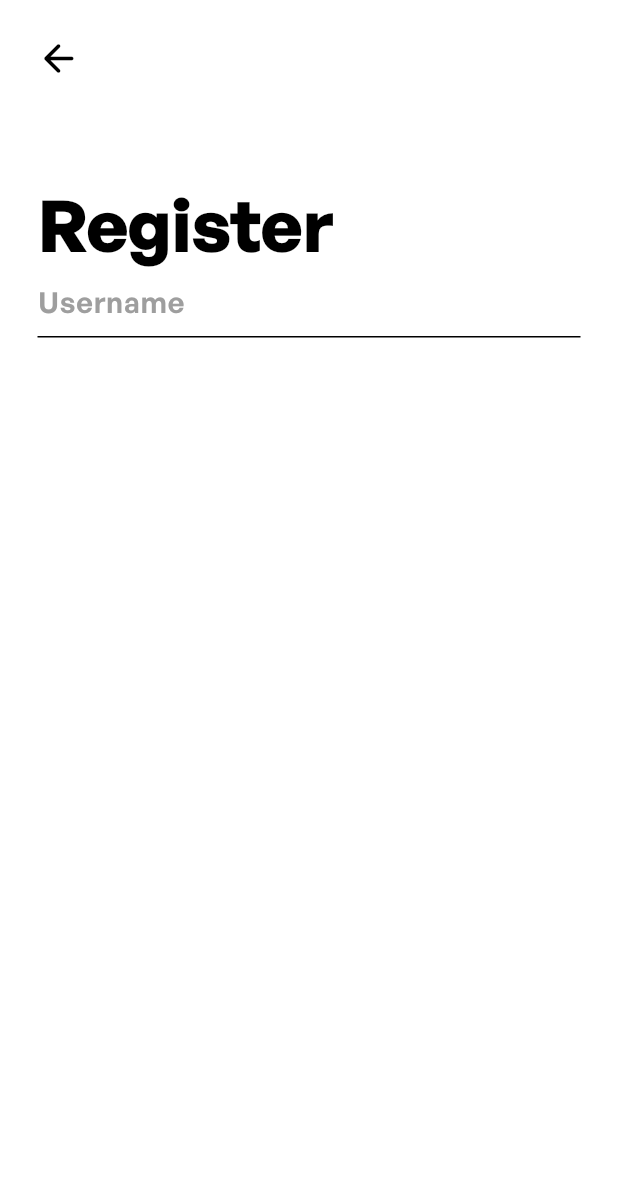
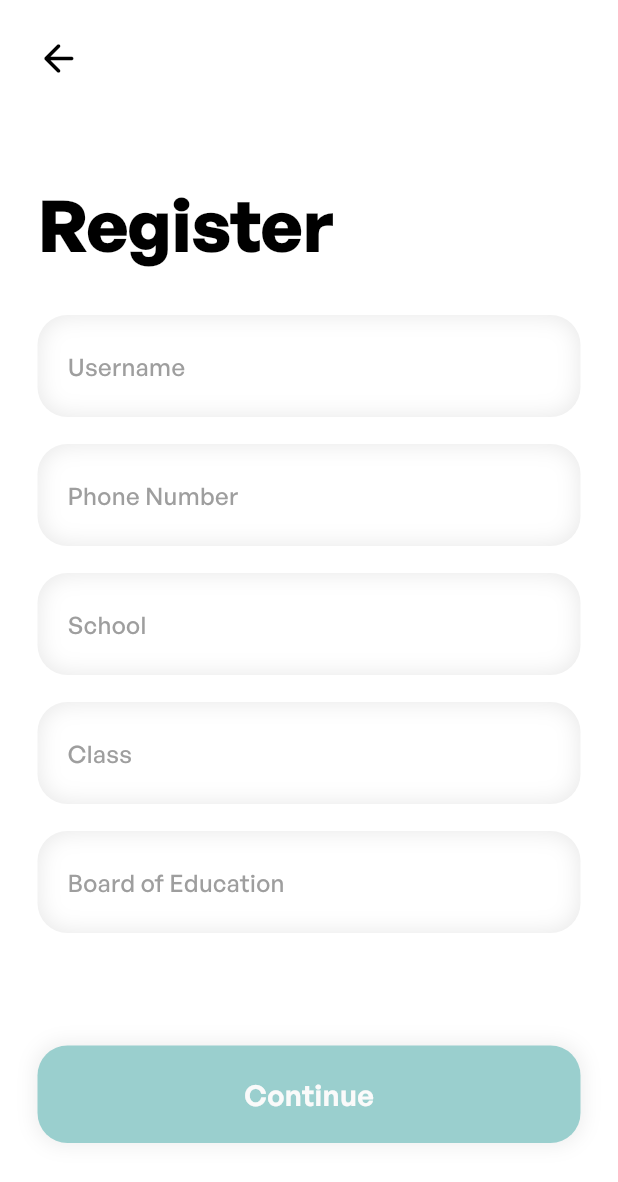
Before and after one commit to Kami-wasTaken/Blitz_Dev, a Flutter app: the RegisterationPage screen opened directly, on a phone screen of 412 x 824 dp. Shown: the top 1182 px of the screen. Run offline on Flutter 3.47's test engine with Material 3 defaults, Android fonts, the phone set to English and light mode, and no system bars; our stand-ins replace flutter_svg.

Commit message:
Login and Registeration UI done

```diff
--- /dev/null
+++ b/Frontend/blitz/lib/pages/login_reg/input_field.dart
@@ -0,0 +1,50 @@
+// ignore_for_file: prefer_const_constructors, prefer_const_literals_to_create_immutables
+
+import 'package:flutter/material.dart';
+
+class InputField extends StatelessWidget {
+  const InputField({super.key, required this.hintText});
+
+  final String hintText;
+
+  @override
+  Widget build(BuildContext context) {
+    return Padding(
+      padding: const EdgeInsets.only(top: 18.0),
+      child: Container(
+        decoration: BoxDecoration(
+          borderRadius: BorderRadius.circular(20),
+          boxShadow: [
+            const BoxShadow(
+              color: Color.fromRGBO(166, 166, 166, 0.25),
+            ),
+            const BoxShadow(
+              color: Colors.white,
+              spreadRadius: -1.0,
+              blurRadius: 12.0,
+            ),
+          ],
+        ),
+        child: Padding(
+          padding: const EdgeInsets.symmetric(horizontal: 20, vertical: 10),
+          child: TextFormField(
+            style: Theme.of(context).textTheme.bodyMedium,
+            decoration: InputDecoration(
+              hintText: hintText,
+              hintStyle: TextStyle(
+                  color: Colors.grey,
+                  fontFamily:
+                      Theme.of(context).textTheme.bodyMedium?.fontFamily,
+                  fontSize: Theme.of(context).textTheme.bodyMedium?.fontSize),
+              border: InputBorder.none,
+            ),
+            cursorColor: Colors.black87,
+            cursorHeight: 20,
+            cursorWidth: 2,
+            cursorRadius: Radius.circular(20),
+          ),
+        ),
+      ),
+    );
+  }
+}
--- a/Frontend/blitz/lib/pages/login_reg/registeration_page.dart
+++ b/Frontend/blitz/lib/pages/login_reg/registeration_page.dart
@@ -1,5 +1,6 @@
 // ignore_for_file: prefer_const_constructors, prefer_const_literals_to_create_immutables
 
+import 'package:blitz/pages/login_reg/input_field.dart';
 import 'package:flutter/material.dart';
 
 class RegisterationPage extends StatefulWidget {
@@ -40,21 +41,58 @@ class _RegisterationPageState extends State<RegisterationPage> {
 
                   //form
 
-                  Form(
-                      child: Column(
-                    children: [
-                      TextFormField(
-                        style: TextStyle(color: Colors.grey),
-                        decoration: InputDecoration(
-                            hintText: "Username",
-                            hintStyle: TextStyle(color: Colors.grey)),
-                        cursorColor: Colors.black87,
-                        cursorHeight: 30,
-                        cursorWidth: 2,
-                        cursorRadius: Radius.circular(20),
-                      ),
-                    ],
-                  ))
+                  Padding(
+                    padding: const EdgeInsets.symmetric(vertical: 15.0),
+                    child: Form(
+                        child: Column(
+                      children: [
+                        InputField(hintText: 'Username'),
+                        InputField(hintText: 'Phone Number'),
+                        InputField(hintText: 'School'),
+                        InputField(hintText: 'Class'),
+                        InputField(hintText: 'Board of Education'),
+                        Padding(
+                          padding: const EdgeInsets.only(top: 75.0),
+                          child: GestureDetector(
+                            onTap: () {},
+                            child: Container(
+                              width: MediaQuery.of(context).size.width,
+                              height: 65,
+                              decoration: BoxDecoration(
+                                  color: Theme.of(context).primaryColor,
+                                  borderRadius: BorderRadius.circular(20),
+                                  boxShadow: [
+                                    BoxShadow(
+                                      color: Colors.grey.shade200,
+                                      offset: Offset.zero,
+                                      blurRadius: 10,
+                                      spreadRadius: 2,
+                                    ),
+                                  ]),
+                              child: Center(
+                                  child: Text(
+                                "Continue",
+                                style: TextStyle(
+                                    fontFamily: Theme.of(context)
+                                        .textTheme
+                                        .bodyLarge
+                                        ?.fontFamily,
+                                    fontSize: Theme.of(context)
+                                        .textTheme
+                                        .bodyLarge
+                                        ?.fontSize,
+                                    fontWeight: Theme.of(context)
+                                        .textTheme
+                                        .bodyLarge
+                                        ?.fontWeight,
+                                    color: Colors.grey.shade50),
+                              )),
+                            ),
+                          ),
+                        ),
+                      ],
+                    )),
+                  )
 
                   // register button
                 ],
```
Also changed, not shown: Frontend/blitz/lib/pages/login_reg/login_page.dart (+80 -2 lines).
